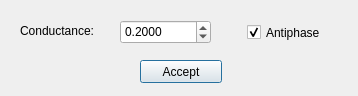
First picture: the form in model_library/synapse/Electrical/sm_gui_electrical.ui, repository GNB-UAM/RTHybrid, before the edit.
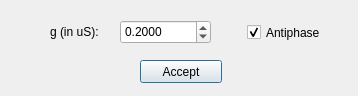
Second picture: the form after the edit.

The edit to the form file:
```diff
--- a/model_library/synapse/Electrical/sm_gui_electrical.ui
+++ b/model_library/synapse/Electrical/sm_gui_electrical.ui
@@ -38,14 +38,14 @@
   <widget class="QLabel" name="label_27">
    <property name="geometry">
     <rect>
-     <x>20</x>
-     <y>20</y>
-     <width>91</width>
+     <x>50</x>
+     <y>21</y>
+     <width>61</width>
      <height>21</height>
     </rect>
    </property>
    <property name="text">
-    <string>Conductance: </string>
+    <string>g (in uS):</string>
    </property>
   </widget>
   <widget class="QCheckBox" name="checkAnti">
```
